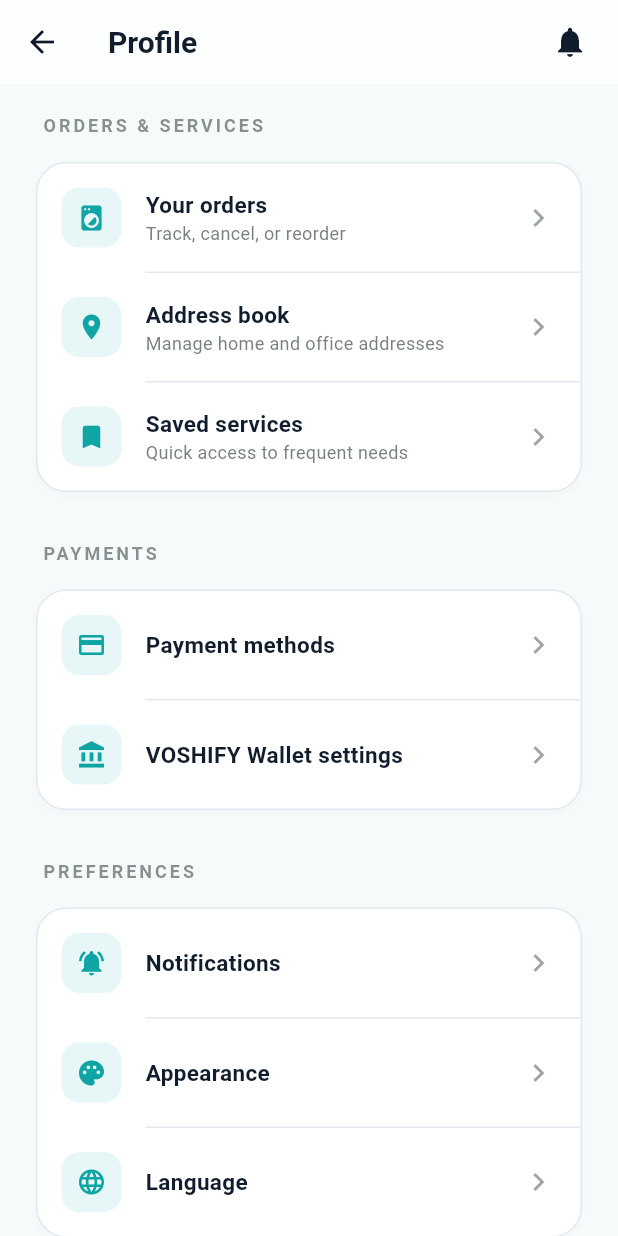
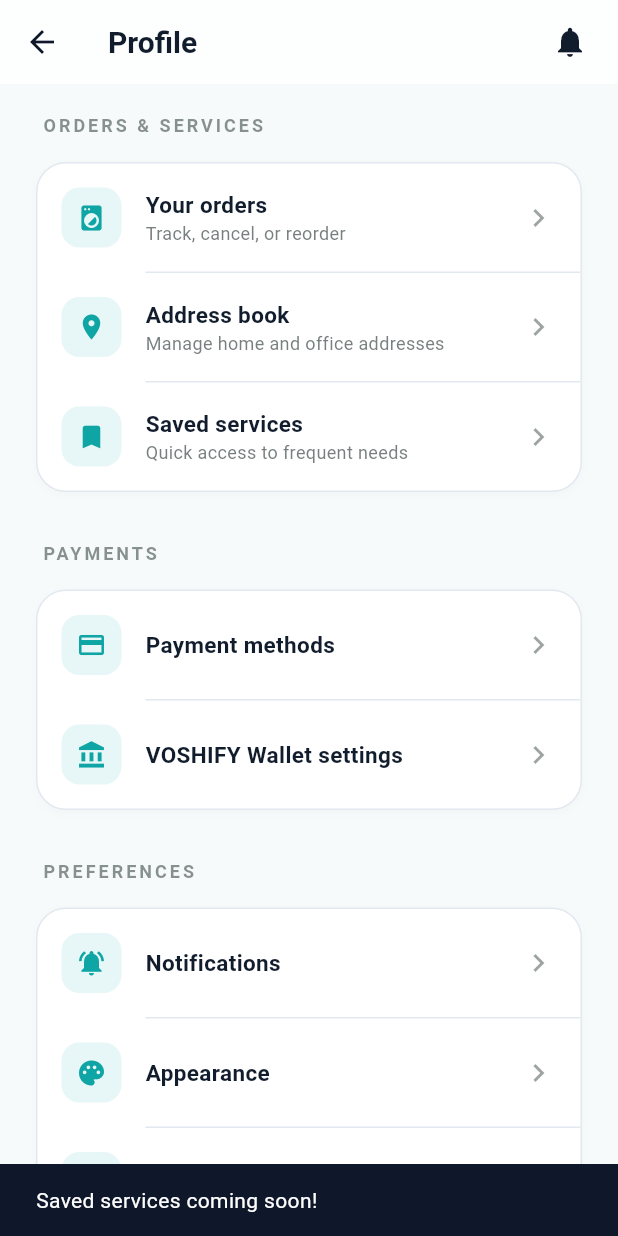
Before and after one commit to shidamrohan/Laundry, a Flutter app: the ProfileScreen screen opened directly, scrolled down 576 dp, after a tap on "Saved services", on a phone screen of 412 x 824 dp. Run offline on Flutter 3.47's test engine with Material 3 defaults, Android fonts, the phone set to English and light mode, and no system bars; our stand-ins replace geocoding, geolocator, shimmer; Roboto replaces fonts that are missing (Plus Jakarta Sans).

```diff
--- a/lib/presentation/screens/booking/profile_screen.dart
+++ b/lib/presentation/screens/booking/profile_screen.dart
@@ -10,7 +10,8 @@ import 'package:laundry/presentation/screens/booking/about_screen.dart';
 import 'package:laundry/presentation/screens/booking/report_issue_screen.dart';
 import 'package:laundry/presentation/screens/booking/logout_confirmation_dialog.dart';
 import 'package:laundry/presentation/screens/booking/edit_profile_screen.dart';
-
+import 'package:laundry/presentation/screens/booking/wallet_screen.dart';
+import 'package:laundry/presentation/screens/booking/coupons_offers_screen.dart';
 class ProfileScreen extends StatelessWidget {
   const ProfileScreen({super.key});
 
@@ -42,7 +43,7 @@ class ProfileScreen extends StatelessWidget {
             const SizedBox(height: 24),
             _buildMembershipCard(),
             const SizedBox(height: 24),
-            _buildQuickActionRow(),
+            _buildQuickActionRow(context),
             const SizedBox(height: 32),
             _buildSettingsGroups(context),
             const SizedBox(height: 32),
@@ -185,7 +186,7 @@ class ProfileScreen extends StatelessWidget {
     );
   }
 
-  Widget _buildQuickActionRow() {
+  Widget _buildQuickActionRow(BuildContext context) {
     return Row(
       children: [
         Expanded(
@@ -195,6 +196,7 @@ class ProfileScreen extends StatelessWidget {
             iconBgColor: const Color(0x1A0EA5A4),
             title: 'Wallet',
             value: '₹1,250',
+            onTap: () => Navigator.push(context, MaterialPageRoute(builder: (_) => const WalletScreen())),
           ),
         ),
         const SizedBox(width: 16),
@@ -205,14 +207,17 @@ class ProfileScreen extends StatelessWidget {
             iconBgColor: const Color(0x1A2563EB),
             title: 'Coupons',
             value: '6 available',
+            onTap: () => Navigator.push(context, MaterialPageRoute(builder: (_) => const CouponsOffersScreen())),
           ),
         ),
       ],
     );
   }
 
-  Widget _buildQuickActionCard({required IconData icon, required Color iconColor, required Color iconBgColor, required String title, required String value}) {
-    return Container(
+  Widget _buildQuickActionCard({required IconData icon, required Color iconColor, required Color iconBgColor, required String title, required String value, required VoidCallback onTap}) {
+    return GestureDetector(
+      onTap: onTap,
+      child: Container(
         padding: const EdgeInsets.all(16),
         decoration: BoxDecoration(
           color: Colors.white,
@@ -242,6 +247,7 @@ class ProfileScreen extends StatelessWidget {
             Text(value, style: const TextStyle(color: Color(0xFF111C2D), fontSize: 18, fontWeight: FontWeight.w600)),
           ],
         ),
+      ),
     );
   }
 
@@ -254,7 +260,9 @@ class ProfileScreen extends StatelessWidget {
           items: [
             _SettingsItem(icon: Icons.local_laundry_service, iconColor: const Color(0xFF0EA5A4), title: 'Your orders', subtitle: 'Track, cancel, or reorder', onTap: () => Navigator.push(context, MaterialPageRoute(builder: (_) => const YourOrdersScreen()))),
             _SettingsItem(icon: Icons.location_on, iconColor: const Color(0xFF0EA5A4), title: 'Address book', subtitle: 'Manage home and office addresses', onTap: () => Navigator.push(context, MaterialPageRoute(builder: (_) => const AddressBookScreen()))),
-            _SettingsItem(icon: Icons.bookmark, iconColor: const Color(0xFF0EA5A4), title: 'Saved services', subtitle: 'Quick access to frequent needs'),
+            _SettingsItem(icon: Icons.bookmark, iconColor: const Color(0xFF0EA5A4), title: 'Saved services', subtitle: 'Quick access to frequent needs', onTap: () {
+              ScaffoldMessenger.of(context).showSnackBar(const SnackBar(content: Text('Saved services coming soon!')));
+            }),
           ],
         ),
         const SizedBox(height: 32),
@@ -271,7 +279,9 @@ class ProfileScreen extends StatelessWidget {
           items: [
             _SettingsItem(icon: Icons.notifications_active, iconColor: const Color(0xFF0EA5A4), title: 'Notifications', onTap: () => Navigator.push(context, MaterialPageRoute(builder: (_) => const NotificationSettingsScreen()))),
             _SettingsItem(icon: Icons.palette, iconColor: const Color(0xFF0EA5A4), title: 'Appearance', onTap: () => Navigator.push(context, MaterialPageRoute(builder: (_) => const AccessibilitySettingsScreen()))),
-            _SettingsItem(icon: Icons.language, iconColor: const Color(0xFF0EA5A4), title: 'Language'),
+            _SettingsItem(icon: Icons.language, iconColor: const Color(0xFF0EA5A4), title: 'Language', onTap: () {
+              ScaffoldMessenger.of(context).showSnackBar(const SnackBar(content: Text('Language settings coming soon!')));
+            }),
           ],
         ),
         const SizedBox(height: 32),
```
Lines whose indentation alone changed are shown as unchanged.
